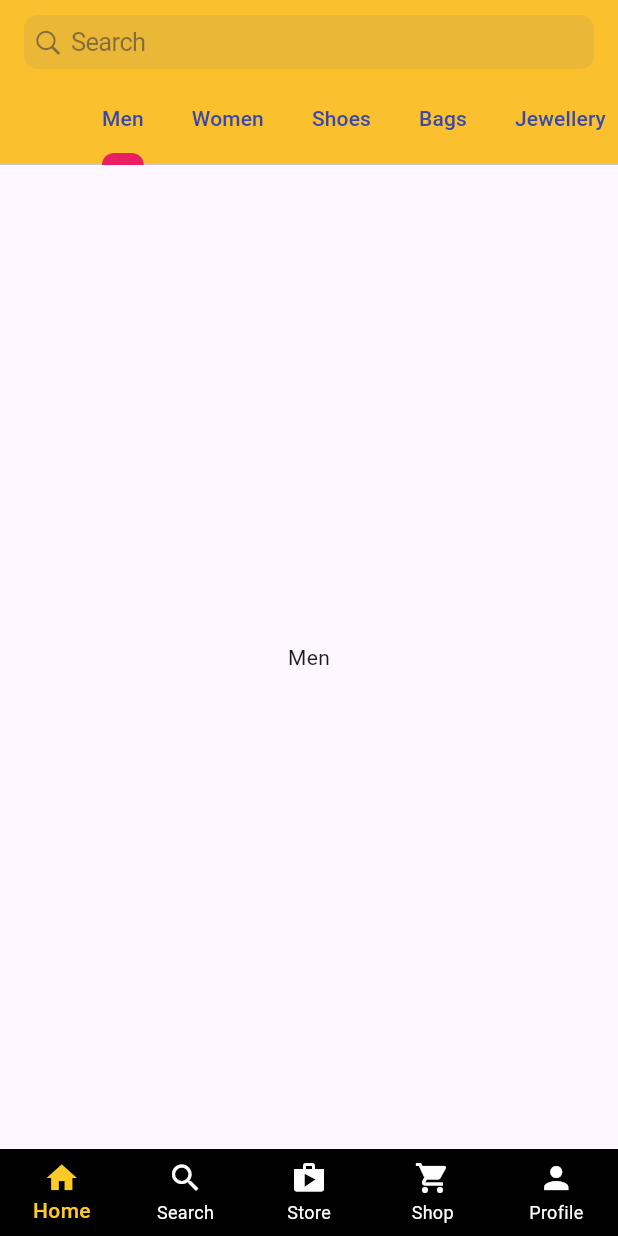
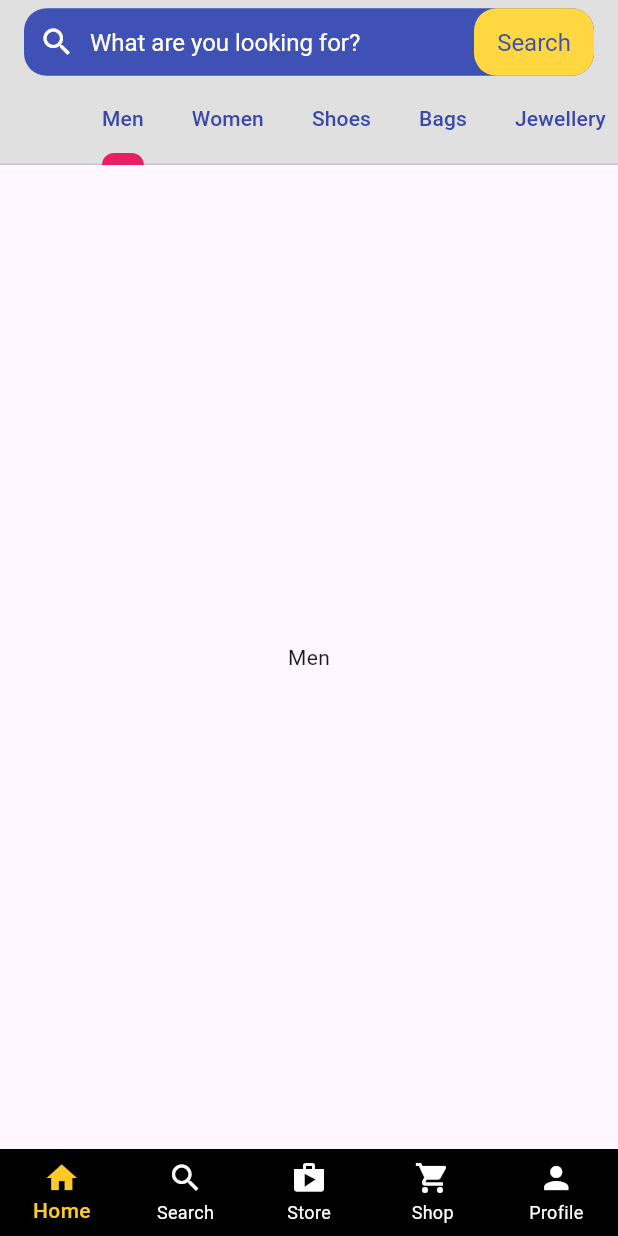
Before and after one commit to CaptainStorm21/flutter_mysql_udemy, a Flutter app: the screen it shows after launch, on a phone screen of 412 x 824 dp. Run offline on Flutter 3.47's test engine with Material 3 defaults, Android fonts, the phone set to English and light mode, and no system bars.

Commit message:
9 - searchbar

```diff
--- a/lib/main_pages/category.dart
+++ b/lib/main_pages/category.dart
@@ -11,7 +11,7 @@ class _CategoryScreenState extends State<CategoryScreen> {
   @override
   Widget build(BuildContext context) {
     return Scaffold(
-      appBar: AppBar(title: ,),
+      appBar: AppBar(title: const Text('Category')),
     );
   }
 }
--- a/lib/main_pages/home.dart
+++ b/lib/main_pages/home.dart
@@ -1,5 +1,7 @@
 import 'package:flutter/material.dart';
-import 'package:flutter/cupertino.dart';
+import 'package:flutter_mysql_udemy/minor_screens/search.dart';
+//import 'package:flutter/material.dart';
+//import 'package:flutter/cupertino.dart';
 
 class HomeScreen extends StatefulWidget {
   const HomeScreen({super.key});
@@ -16,8 +18,55 @@ class _HomeScreenState extends State<HomeScreen> {
       child: Scaffold(
         appBar: AppBar(
           elevation: 0,
-          backgroundColor: Colors.yellow.shade700,
-          title: const CupertinoSearchTextField(),
+          backgroundColor: Colors.grey.shade300,
+          title: InkWell(
+            onTap: () {
+              Navigator.push(
+                  context,
+                  MaterialPageRoute(
+                      builder: (context) => const SearchScreen()));
+            },
+            child: Container(
+              height: 45,
+              decoration: BoxDecoration(
+                  color: Colors.indigo.shade500,
+                  borderRadius: BorderRadius.circular(15)),
+              child: Row(
+                  mainAxisAlignment: MainAxisAlignment.spaceBetween,
+                  children: [
+                    const Row(
+                      children: [
+                        Padding(
+                          padding: EdgeInsets.symmetric(
+                              horizontal: 10.0, vertical: 0.0),
+                          child: Icon(
+                            Icons.search,
+                            color: Colors.white,
+                          ),
+                        ),
+                        Text(
+                          'What are you looking for?',
+                          style: TextStyle(color: Colors.white, fontSize: 16.0),
+                        ),
+                      ],
+                    ),
+                    Container(
+                      height: 45,
+                      width: 80,
+                      decoration: BoxDecoration(
+                          color: Colors.amberAccent,
+                          borderRadius: BorderRadius.circular(15)),
+                      child: const Center(
+                        child: Text(
+                          'Search',
+                          style:
+                              TextStyle(color: Colors.indigo, fontSize: 16.0),
+                        ),
+                      ),
+                    ),
+                  ]),
+            ),
+          ),
           bottom: const TabBar(
             isScrollable: true,
             indicatorColor: Colors.pink,
@@ -53,7 +102,7 @@ class _HomeScreenState extends State<HomeScreen> {
 
 class RepeatedTab extends StatelessWidget {
   final String label;
-  const RepeatedTab({Key? key, required this.label}) : super(key: key);
+  const RepeatedTab({super.key, required this.label});
 
   @override
   Widget build(BuildContext context) {
```
Also changed, not shown: lib/minor_screens/search.dart (added, +20 -0 lines).
